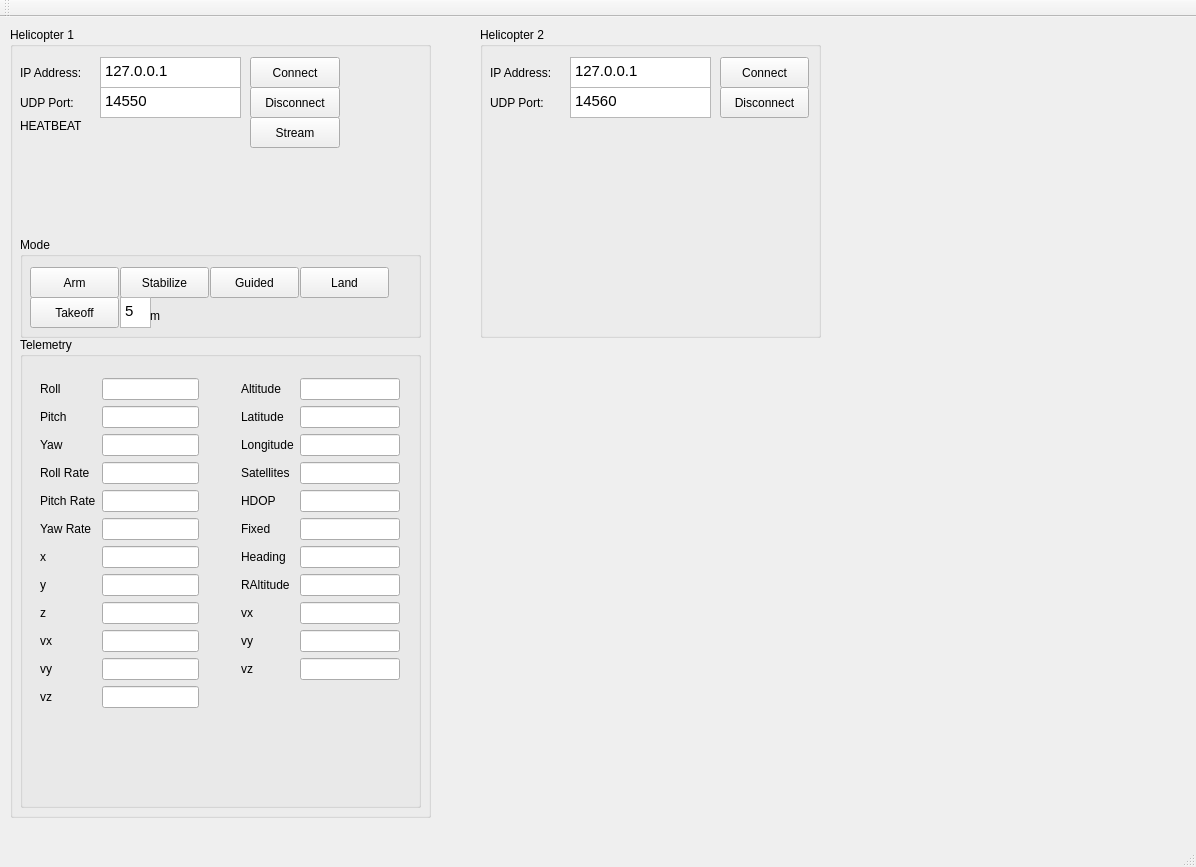
First picture: the form in Gui/AerialCraneCommandCenter/mainwindow.ui, repository rddyas002/AerialCrane, before the edit.
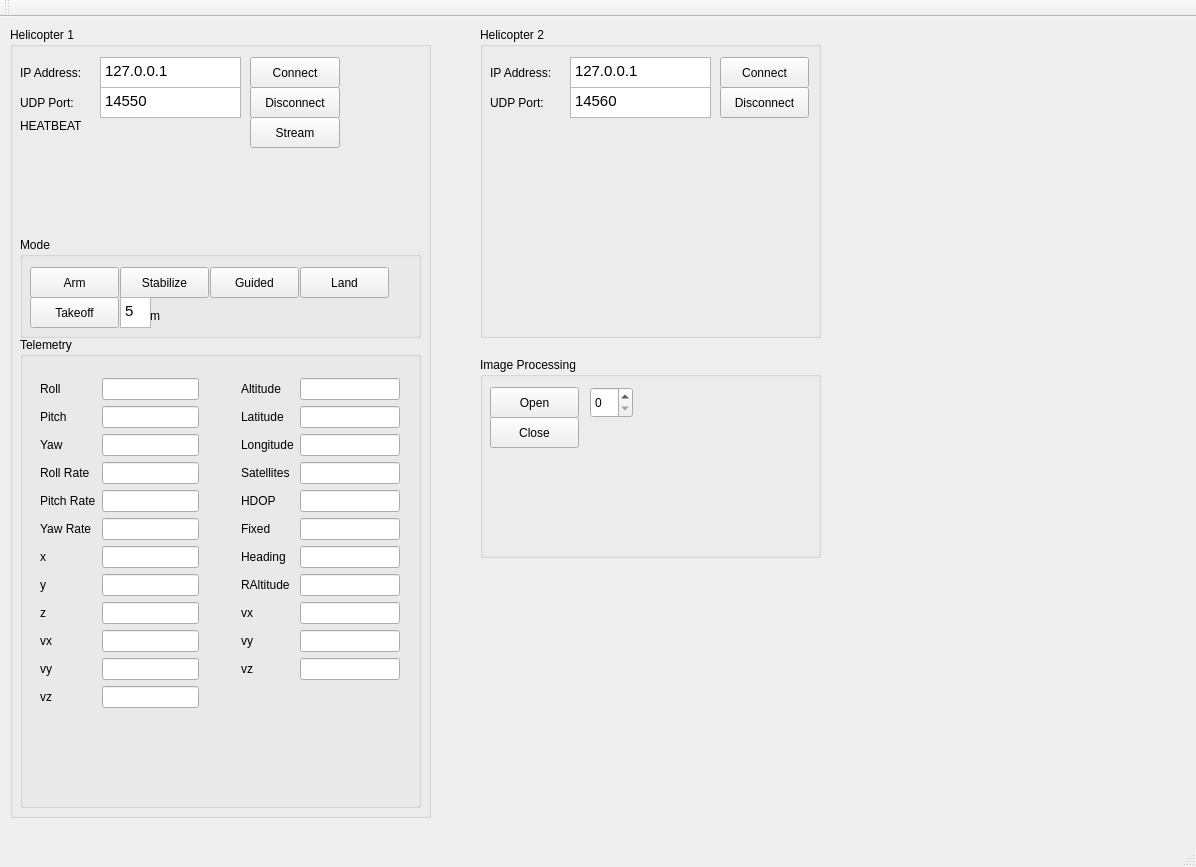
Second picture: the form after the edit.

Patch:
```diff
--- a/Gui/AerialCraneCommandCenter/mainwindow.ui
+++ b/Gui/AerialCraneCommandCenter/mainwindow.ui
@@ -611,8 +611,57 @@
       <string>&lt;!DOCTYPE HTML PUBLIC &quot;-//W3C//DTD HTML 4.0//EN&quot; &quot;http://www.w3.org/TR/REC-html40/strict.dtd&quot;&gt;
 &lt;html&gt;&lt;head&gt;&lt;meta name=&quot;qrichtext&quot; content=&quot;1&quot; /&gt;&lt;style type=&quot;text/css&quot;&gt;
 p, li { white-space: pre-wrap; }
-&lt;/style&gt;&lt;/head&gt;&lt;body style=&quot; font-family:'Ubuntu'; font-size:11pt; font-weight:400; font-style:normal;&quot;&gt;
-&lt;p style=&quot; margin-top:0px; margin-bottom:0px; margin-left:0px; margin-right:0px; -qt-block-indent:0; text-indent:0px;&quot;&gt;14560&lt;/p&gt;&lt;/body&gt;&lt;/html&gt;</string>
+&lt;/style&gt;&lt;/head&gt;&lt;body style=&quot; font-family:'MS Shell Dlg 2'; font-size:8.25pt; font-weight:400; font-style:normal;&quot;&gt;
+&lt;p style=&quot; margin-top:0px; margin-bottom:0px; margin-left:0px; margin-right:0px; -qt-block-indent:0; text-indent:0px;&quot;&gt;&lt;span style=&quot; font-family:'Ubuntu'; font-size:11pt;&quot;&gt;14560&lt;/span&gt;&lt;/p&gt;&lt;/body&gt;&lt;/html&gt;</string>
+     </property>
+    </widget>
+   </widget>
+   <widget class="QGroupBox" name="groupBox_5">
+    <property name="geometry">
+     <rect>
+      <x>480</x>
+      <y>340</y>
+      <width>341</width>
+      <height>201</height>
+     </rect>
+    </property>
+    <property name="title">
+     <string>Image Processing</string>
+    </property>
+    <widget class="QPushButton" name="open_dev">
+     <property name="geometry">
+      <rect>
+       <x>10</x>
+       <y>30</y>
+       <width>89</width>
+       <height>31</height>
+      </rect>
+     </property>
+     <property name="text">
+      <string>Open</string>
+     </property>
+    </widget>
+    <widget class="QSpinBox" name="devId">
+     <property name="geometry">
+      <rect>
+       <x>110</x>
+       <y>30</y>
+       <width>43</width>
+       <height>31</height>
+      </rect>
+     </property>
+    </widget>
+    <widget class="QPushButton" name="close_dev">
+     <property name="geometry">
+      <rect>
+       <x>10</x>
+       <y>60</y>
+       <width>89</width>
+       <height>31</height>
+      </rect>
+     </property>
+     <property name="text">
+      <string>Close</string>
      </property>
     </widget>
    </widget>
```
Left out of the diff: 18 changed lines with no effect on the pictures.
